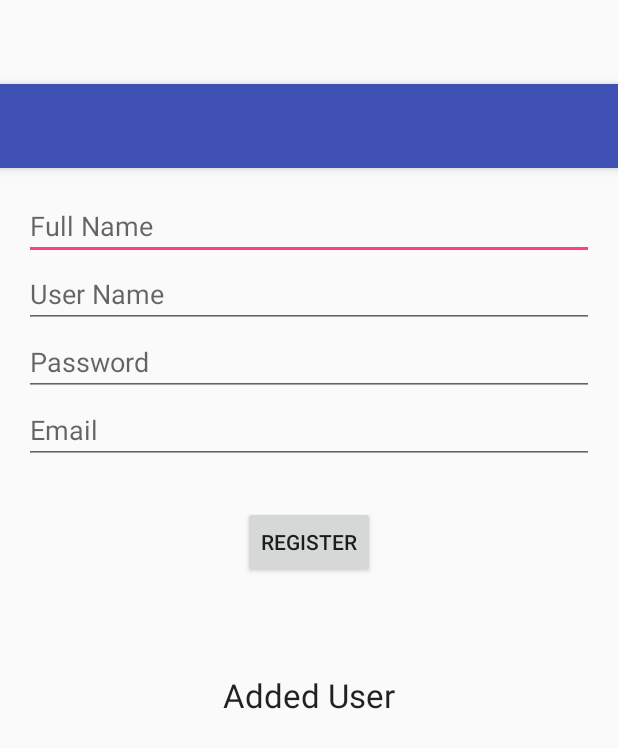
After one commit to PaddyLevitt/Capstone2016PhotoShare, an Android app: the layout activity_register.xml on its own in the app's theme, with its tools: preview values and no code run, on a phone screen of 412 x 824 dp. The commit adds this screen. Shown: the top 748 px of the screen. Run offline under Robolectric (Android 15) with nearby library versions, the phone set to English and light mode, and no system bars.

Commit message:
A little more UI

```diff
--- /dev/null
+++ b/app/src/main/res/layout/activity_register.xml
@@ -0,0 +1,26 @@
+<?xml version="1.0" encoding="utf-8"?>
+<android.support.design.widget.CoordinatorLayout xmlns:android="http://schemas.android.com/apk/res/android"
+    xmlns:app="http://schemas.android.com/apk/res-auto"
+    xmlns:tools="http://schemas.android.com/tools"
+    android:layout_width="match_parent"
+    android:layout_height="match_parent"
+    android:fitsSystemWindows="true"
+    tools:context="com.capstone.photoshare.RegisterActivity">
+
+    <android.support.design.widget.AppBarLayout
+        android:layout_width="match_parent"
+        android:layout_height="wrap_content"
+        android:theme="@style/AppTheme.AppBarOverlay">
+
+        <android.support.v7.widget.Toolbar
+            android:id="@+id/toolbar"
+            android:layout_width="match_parent"
+            android:layout_height="?attr/actionBarSize"
+            android:background="?attr/colorPrimary"
+            app:popupTheme="@style/AppTheme.PopupOverlay" />
+
+    </android.support.design.widget.AppBarLayout>
+
+    <include layout="@layout/content_register" />
+
+</android.support.design.widget.CoordinatorLayout>
--- /dev/null
+++ b/app/src/main/res/layout/content_register.xml
@@ -0,0 +1,78 @@
+<?xml version="1.0" encoding="utf-8"?>
+<RelativeLayout xmlns:android="http://schemas.android.com/apk/res/android"
+    xmlns:app="http://schemas.android.com/apk/res-auto"
+    xmlns:tools="http://schemas.android.com/tools"
+    android:layout_width="match_parent"
+    android:layout_height="match_parent"
+    android:paddingBottom="@dimen/activity_vertical_margin"
+    android:paddingLeft="@dimen/activity_horizontal_margin"
+    android:paddingRight="@dimen/activity_horizontal_margin"
+    android:paddingTop="@dimen/activity_vertical_margin"
+    app:layout_behavior="@string/appbar_scrolling_view_behavior"
+    tools:context="com.capstone.photoshare.RegisterActivity"
+    tools:showIn="@layout/activity_register">
+
+    <EditText
+        android:layout_width="wrap_content"
+        android:layout_height="wrap_content"
+        android:id="@+id/fullName"
+        android:layout_alignParentLeft="true"
+        android:layout_alignParentStart="true"
+        android:layout_alignParentRight="true"
+        android:layout_alignParentEnd="true"
+        android:hint="@string/name" />
+
+    <EditText
+        android:layout_width="wrap_content"
+        android:layout_height="wrap_content"
+        android:id="@+id/userName"
+        android:layout_below="@+id/fullName"
+        android:layout_alignParentLeft="true"
+        android:layout_alignParentStart="true"
+        android:layout_alignParentRight="true"
+        android:layout_alignParentEnd="true"
+        android:hint="@string/user_name" />
+
+    <EditText
+        android:layout_width="wrap_content"
+        android:layout_height="wrap_content"
+        android:id="@+id/password"
+        android:layout_below="@+id/userName"
+        android:layout_alignParentLeft="true"
+        android:layout_alignParentStart="true"
+        android:layout_alignParentRight="true"
+        android:layout_alignParentEnd="true"
+        android:hint="@string/password" />
+
+    <EditText
+        android:layout_width="wrap_content"
+        android:layout_height="wrap_content"
+        android:id="@+id/email"
+        android:layout_below="@+id/password"
+        android:layout_alignParentLeft="true"
+        android:layout_alignParentStart="true"
+        android:layout_alignParentRight="true"
+        android:layout_alignParentEnd="true"
+        android:hint="@string/email" />
+
+    <Button
+        android:layout_width="wrap_content"
+        android:layout_height="wrap_content"
+        android:text="Register"
+        android:id="@+id/regiserButton"
+        android:layout_below="@+id/email"
+        android:layout_centerHorizontal="true"
+        android:layout_marginTop="28dp"
+        android:onClick="registerButton"/>
+
+    <TextView
+        android:layout_width="wrap_content"
+        android:layout_height="wrap_content"
+        android:textAppearance="?android:attr/textAppearanceLarge"
+        android:text="Added User"
+        android:id="@+id/textView2"
+        android:layout_below="@+id/regiserButton"
+        android:layout_centerHorizontal="true"
+        android:layout_marginTop="63dp" />
+
+</RelativeLayout>
--- a/app/src/main/res/values/strings.xml
+++ b/app/src/main/res/values/strings.xml
@@ -1,7 +1,10 @@
 <resources>
     <string name="app_name">Clique</string>
     <string name="action_settings">Settings</string>
-    <string name="user_name">Enter User Name</string>
-    <string name="password">Enter Password</string>
+    <string name="user_name">User Name</string>
+    <string name="password">Password</string>
+    <string name="email">Email</string>
+    <string name="name">Full Name</string>
+    <string name="title_activity_profile">ProfileActivity</string>
 
 </resources>
```
Also changed, not shown: app/src/main/AndroidManifest.xml (+9 -5 lines), app/src/main/java/com/capstone/photoshare/MainActivity.java (+21 -15 lines), app/src/main/java/com/capstone/photoshare/ProfileActivity.java (added, +18 -0 lines), app/src/main/res/layout/activity_profile.xml (added, +26 -0 lines), app/src/main/res/layout/content_main.xml (+0 -10 lines), app/src/main/res/layout/content_profile.xml (added, +24 -0 lines).
